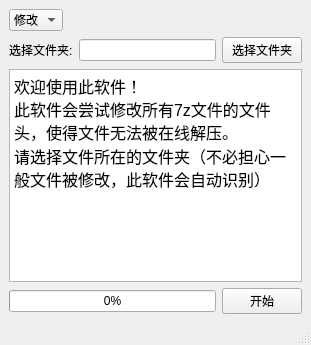
TyroneVeblen/7z_fake, file ui/MainWindow.ui: the form before one commit.
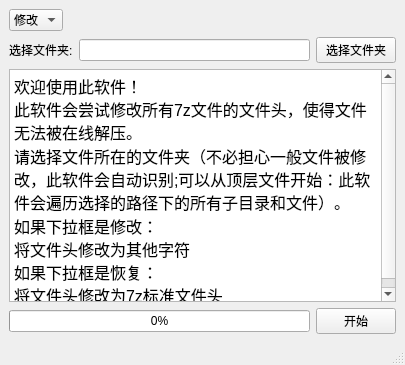
The form after the commit.

Patch:
```diff
--- a/ui/MainWindow.ui
+++ b/ui/MainWindow.ui
@@ -6,8 +6,8 @@
    <rect>
     <x>0</x>
     <y>0</y>
-    <width>311</width>
-    <height>345</height>
+    <width>405</width>
+    <height>365</height>
    </rect>
   </property>
   <property name="sizePolicy">
@@ -81,7 +81,8 @@
 p, li { white-space: pre-wrap; }
 &lt;/style&gt;&lt;/head&gt;&lt;body style=&quot; font-family:'SimSun'; font-size:9pt; font-weight:400; font-style:normal;&quot;&gt;
 &lt;p style=&quot; margin-top:0px; margin-bottom:0px; margin-left:0px; margin-right:0px; -qt-block-indent:0; text-indent:0px;&quot;&gt;&lt;span style=&quot; font-size:12pt;&quot;&gt;欢迎使用此软件！&lt;br /&gt;此软件会尝试修改所有7z文件的文件头，使得文件无法被在线解压。&lt;/span&gt;&lt;/p&gt;
-&lt;p style=&quot; margin-top:0px; margin-bottom:0px; margin-left:0px; margin-right:0px; -qt-block-indent:0; text-indent:0px;&quot;&gt;&lt;span style=&quot; font-size:12pt;&quot;&gt;请选择文件所在的文件夹（不必担心一般文件被修改，此软件会自动识别）&lt;/span&gt;&lt;/p&gt;&lt;/body&gt;&lt;/html&gt;</string>
+&lt;p style=&quot; margin-top:0px; margin-bottom:0px; margin-left:0px; margin-right:0px; -qt-block-indent:0; text-indent:0px;&quot;&gt;&lt;span style=&quot; font-size:12pt;&quot;&gt;请选择文件所在的文件夹（不必担心一般文件被修改，此软件会自动识别;可以从顶层文件开始：此软件会遍历选择的路径下的所有子目录和文件）。&lt;/span&gt;&lt;/p&gt;
+&lt;p style=&quot; margin-top:0px; margin-bottom:0px; margin-left:0px; margin-right:0px; -qt-block-indent:0; text-indent:0px;&quot;&gt;&lt;span style=&quot; font-size:12pt;&quot;&gt;如果下拉框是修改：&lt;br /&gt;将文件头修改为其他字符&lt;br /&gt;如果下拉框是恢复：&lt;br /&gt;将文件头修改为7z标准文件头&lt;/span&gt;&lt;/p&gt;&lt;/body&gt;&lt;/html&gt;</string>
       </property>
      </widget>
     </item>
```
Left out of the diff: 2 changed lines with no effect on the pictures.
